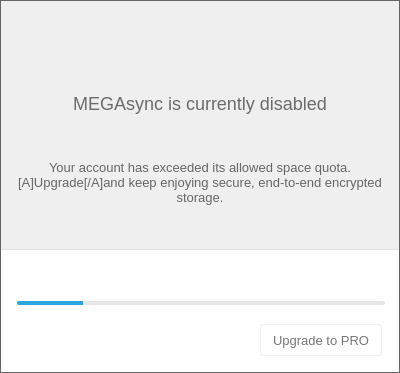
The window that src/MEGASync/gui/linux/InfoDialog.ui (meganz/MEGAsync) describes before a commit, drawn with Qt 5.
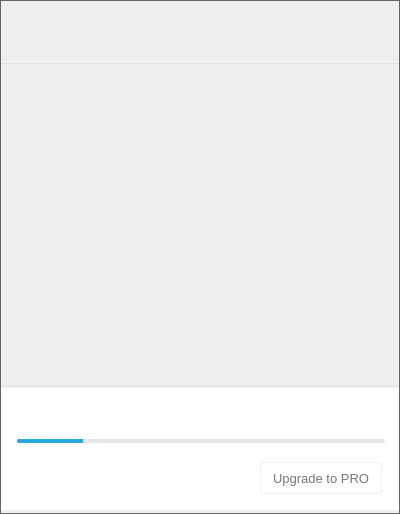
The same window after the commit. The open tabs and pages were chosen to show the change. Icons and pictures are not drawn. Custom widgets are drawn as their Qt base class.

Commit message: Add separator to main dialog header and update Linux ui

Diff of the .ui file:
```diff
--- a/src/MEGASync/gui/linux/InfoDialog.ui
+++ b/src/MEGASync/gui/linux/InfoDialog.ui
@@ -7,19 +7,19 @@
     <x>0</x>
     <y>0</y>
     <width>400</width>
-    <height>373</height>
+    <height>514</height>
    </rect>
   </property>
   <property name="minimumSize">
    <size>
     <width>400</width>
-    <height>373</height>
+    <height>514</height>
    </size>
   </property>
   <property name="maximumSize">
    <size>
-    <width>402</width>
-    <height>373</height>
+    <width>404</width>
+    <height>514</height>
    </size>
   </property>
   <property name="windowTitle">
@@ -31,7 +31,7 @@
  border: 1px solid  rgb(100, 100, 100);
 }
 
-#bAvatar, #bState, #bDotUsedQuota, #bDotUsedStorage, #bMEGAheader, #bClockDown, #bClockUp
+#bAvatar, #bState, #bDotUsedQuota, #bDotUsedStorage, #bMEGAheader, #bClockDown, #bClockUp, #wRecentUpdated
 {
 	border: none;
 }
@@ -112,7 +112,7 @@
 background-color: transparent;
 }
 
-#wSeparator
+#wSeparator, #wHeaderSeparator
 {
 background-color:  rgba(0, 0, 0, 5%);
 }
@@ -280,13 +280,13 @@
      <property name="minimumSize">
       <size>
        <width>0</width>
-       <height>250</height>
+       <height>380</height>
       </size>
      </property>
      <property name="maximumSize">
       <size>
        <width>16777215</width>
-       <height>250</height>
+       <height>380</height>
       </size>
      </property>
      <property name="styleSheet">
@@ -477,6 +477,22 @@
         </property>
        </widget>
       </item>
+      <item>
+       <widget class="QWidget" name="wHeaderSeparator" native="true">
+        <property name="minimumSize">
+         <size>
+          <width>0</width>
+          <height>1</height>
+         </size>
+        </property>
+        <property name="maximumSize">
+         <size>
+          <width>16777215</width>
+          <height>1</height>
+         </size>
+        </property>
+       </widget>
+      </item>
       <item>
        <widget class="QWidget" name="wActiveTransfersContainer" native="true">
         <property name="styleSheet">
@@ -503,32 +519,32 @@
            <property name="minimumSize">
             <size>
              <width>0</width>
-             <height>190</height>
+             <height>320</height>
             </size>
            </property>
            <property name="maximumSize">
             <size>
              <width>16777215</width>
-             <height>190</height>
+             <height>320</height>
             </size>
            </property>
            <property name="styleSheet">
             <string notr="true"/>
            </property>
            <property name="currentIndex">
-            <number>0</number>
+            <number>2</number>
            </property>
            <widget class="QWidget" name="pUpdated">
             <property name="minimumSize">
              <size>
               <width>0</width>
-              <height>190</height>
+              <height>320</height>
              </size>
             </property>
             <property name="maximumSize">
              <size>
               <width>16777215</width>
-              <height>190</height>
+              <height>320</height>
              </size>
             </property>
             <layout class="QVBoxLayout" name="verticalLayout_8">
@@ -633,8 +649,7 @@
                </property>
                <property name="styleSheet">
                 <string notr="true">padding-left: 10px;
-padding-right: 10px;
-</string>
+padding-right: 10px;</string>
                </property>
                <property name="text">
                 <string/>
@@ -656,13 +671,13 @@
             <property name="minimumSize">
              <size>
               <width>0</width>
-              <height>190</height>
+              <height>320</height>
              </size>
             </property>
             <property name="maximumSize">
              <size>
               <width>16777215</width>
-              <height>190</height>
+              <height>320</height>
              </size>
             </property>
             <layout class="QVBoxLayout" name="verticalLayout_2">
@@ -1024,17 +1039,17 @@
              </item>
             </layout>
            </widget>
-           <widget class="QWidget" name="pOverQuota">
+           <widget class="QWidget" name="pTransfers">
             <property name="minimumSize">
              <size>
               <width>0</width>
-              <height>190</height>
+              <height>320</height>
              </size>
             </property>
             <property name="maximumSize">
              <size>
               <width>16777215</width>
-              <height>190</height>
+              <height>320</height>
              </size>
             </property>
             <layout class="QVBoxLayout" name="verticalLayout_12">
@@ -1042,44 +1057,25 @@
               <number>0</number>
              </property>
              <property name="topMargin">
-              <number>30</number>
+              <number>0</number>
              </property>
              <property name="rightMargin">
               <number>0</number>
              </property>
              <item>
-              <widget class="QLabel" name="lDisabled">
-               <property name="sizePolicy">
-                <sizepolicy hsizetype="Preferred" vsizetype="Preferred">
-                 <horstretch>0</horstretch>
-                 <verstretch>0</verstretch>
-                </sizepolicy>
-               </property>
+              <widget class="InfoDialogTransfersWidget" name="wListTransfers" native="true">
                <property name="minimumSize">
                 <size>
                  <width>0</width>
-                 <height>25</height>
+                 <height>200</height>
                 </size>
                </property>
                <property name="maximumSize">
                 <size>
                  <width>16777215</width>
-                 <height>25</height>
+                 <height>320</height>
                 </size>
                </property>
-               <property name="text">
-                <string>MEGAsync is currently disabled</string>
-               </property>
-               <property name="alignment">
-                <set>Qt::AlignCenter</set>
-               </property>
-               <property name="wordWrap">
-                <bool>true</bool>
-               </property>
-              </widget>
-             </item>
-             <item>
-              <widget class="QWidget" name="widget" native="true">
                <layout class="QVBoxLayout" name="verticalLayout_6">
                 <property name="spacing">
                  <number>0</number>
@@ -1096,22 +1092,6 @@
                 <property name="bottomMargin">
                  <number>0</number>
                 </property>
-                <item>
-                 <widget class="QLabel" name="lDescDisabled">
-                  <property name="text">
-                   <string>Your account has exceeded its allowed space quota.[A]Upgrade[/A]and keep enjoying secure, end-to-end encrypted storage.</string>
-                  </property>
-                  <property name="textFormat">
-                   <enum>Qt::AutoText</enum>
-                  </property>
-                  <property name="alignment">
-                   <set>Qt::AlignCenter</set>
-                  </property>
-                  <property name="wordWrap">
-                   <bool>true</bool>
-                  </property>
-                 </widget>
-                </item>
                </layout>
               </widget>
              </item>
@@ -1346,7 +1326,7 @@
             <string notr="true"/>
            </property>
            <property name="currentIndex">
-            <number>1</number>
+            <number>0</number>
            </property>
            <widget class="QWidget" name="pStorage">
             <layout class="QVBoxLayout" name="verticalLayout_9">
@@ -1875,6 +1855,12 @@
    <header location="global">AvatarWidget.h</header>
    <container>1</container>
   </customwidget>
+  <customwidget>
+   <class>InfoDialogTransfersWidget</class>
+   <extends>QWidget</extends>
+   <header location="global">InfoDialogTransfersWidget.h</header>
+   <container>1</container>
+  </customwidget>
   <customwidget>
    <class>StatusInfo</class>
    <extends>QWidget</extends>
```
The commit also changes 1 other file.
